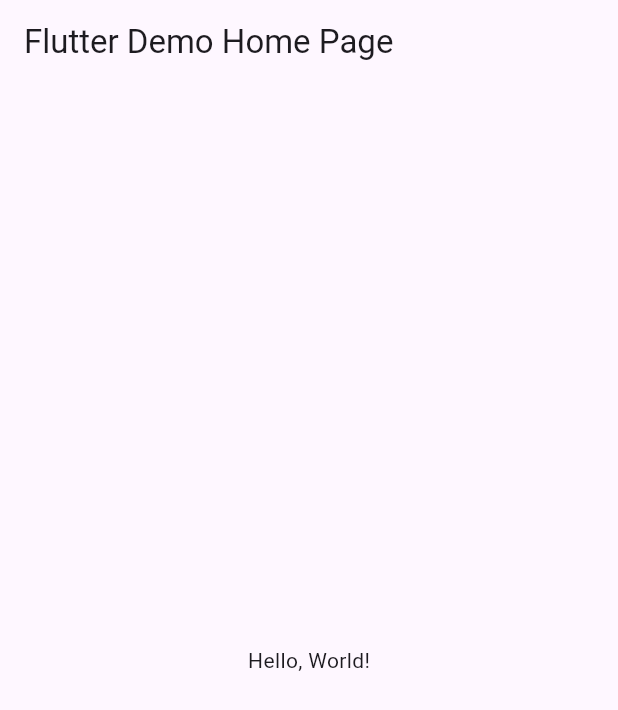
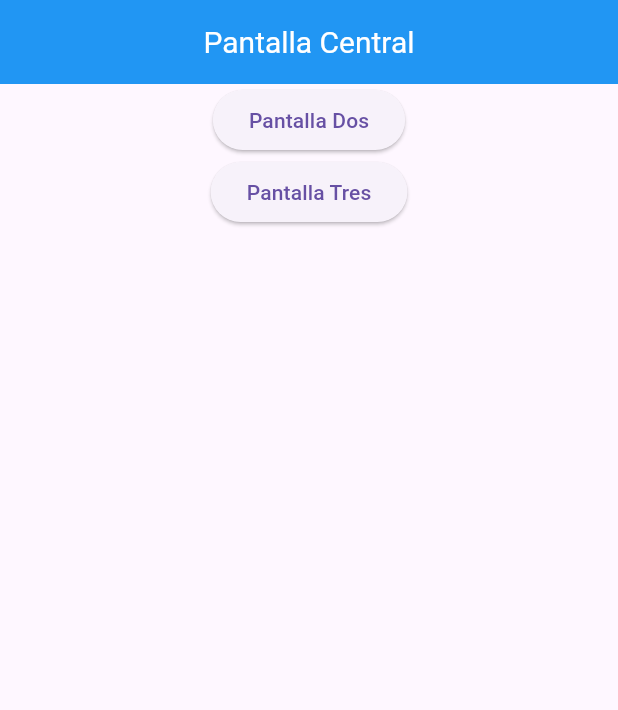
Before and after one commit to Luis-Cervantes-1057/Pantallas_6_I, a Flutter app: the screen it shows after launch, on a phone screen of 412 x 824 dp. Shown: the top 710 px of the screen. Run offline on Flutter 3.47's test engine with Material 3 defaults, Android fonts, the phone set to English and light mode, and no system bars.

Commit message:
ahora si pantallas

```diff
--- a/lib/main.dart
+++ b/lib/main.dart
@@ -1,43 +1,27 @@
 import 'package:flutter/material.dart';
 
-void main() => runApp(MyApp());
+import 'package:cervantesrutas/pagina_inicial.dart';
+import 'package:cervantesrutas/pagina_dos.dart';
+import 'package:cervantesrutas/pagina_tres.dart';
 
-class MyApp extends StatelessWidget {
-  const MyApp({super.key});
-  // This widget is the root of your application.
+void main() => runApp(MiRutas());
+
+class MiRutas extends StatelessWidget {
+  const MiRutas({Key? key}) : super(key: key);
+
   @override
   Widget build(BuildContext context) {
     return MaterialApp(
-      // Application name
-      title: 'Flutter Hello World',
-      // Application theme data, you can set the colors for the application as
-      // you want
-      theme: ThemeData(
-        // useMaterial3: false,
-        primarySwatch: Colors.blue,
-      ),
-      // A widget which will be started on application startup
-      home: MyHomePage(title: 'Flutter Demo Home Page'),
+      debugShowCheckedModeBanner: false,
+      title: 'Rutas Entre Paginas',
+      initialRoute: '/',
+      routes: {
+        // When navigating to the "/" route, build the FirstScreen widget.
+        '/': (context) => const PantallaUno(),
+        // When navigating to the "/second" route, build the SecondScreen widget.
+        '/pantalla2': (context) => const PantallaDos(),
+        '/pantalla3': (context) => const PantallaTres(),
+      },
     );
   }
 }
-
-class MyHomePage extends StatelessWidget {
-  final String title;
-  const MyHomePage({super.key, required this.title});
-
-  @override
-  Widget build(BuildContext context) {
-    return Scaffold(
-      appBar: AppBar(
-        // The title text which will be shown on the action bar
-        title: Text(title),
-      ),
-      body: Center(
-        child: Text(
-          'Hello, World!',
-        ),
-      ),
-    );
-  }
-}
--- /dev/null
+++ b/lib/pagina_inicial.dart
@@ -0,0 +1,42 @@
+import 'package:flutter/material.dart';
+
+class PantallaUno extends StatelessWidget {
+  const PantallaUno({Key? key}) : super(key: key);
+
+  @override
+  Widget build(BuildContext context) {
+    return Scaffold(
+      appBar: AppBar(
+        backgroundColor: Colors.blue, // Fondo azul
+        title: const Text(
+          'Pantalla Central',
+          style: TextStyle(
+            color: Colors.white, // Letra blanca
+            fontSize: 20.0, // Tamaño de la letra 20
+          ),
+        ),
+        centerTitle: true, // Centrar el texto
+      ),
+      body: Column(
+        children: [
+          Center(
+            child: ElevatedButton(
+              onPressed: () {
+                Navigator.pushNamed(context, '/pantalla2');
+              },
+              child: const Text('Pantalla Dos'),
+            ),
+          ),
+          Center(
+            child: ElevatedButton(
+              onPressed: () {
+                Navigator.pushNamed(context, '/pantalla3');
+              },
+              child: const Text('Pantalla Tres'),
+            ),
+          ),
+        ],
+      ),
+    );
+  }
+}
```
Also changed, not shown: lib/pagina_dos.dart (added, +30 -0 lines), lib/pagina_tres.dart (added, +30 -0 lines).
